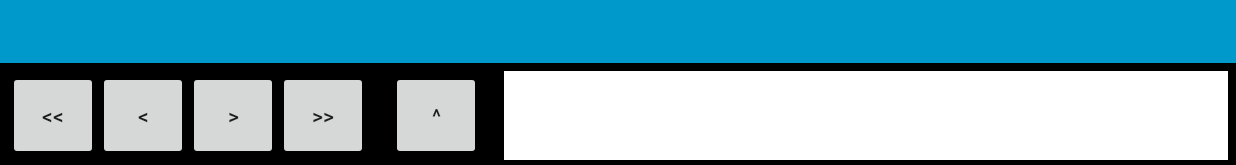
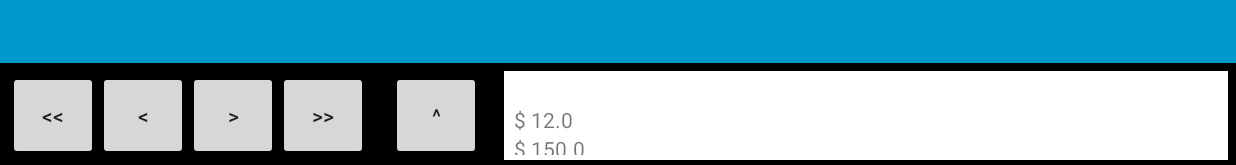
Before and after one commit to capivaraec/poker-replayer, an Android app: the screen it shows after launch (MainActivity), on a phone screen of 824 x 412 dp (held sideways). Shown: the part 450-615 px from the top of the screen. Run offline under Robolectric (Android 15) with nearby library versions, the phone set to English and light mode, and no system bars.

Commit message:
Animação de flip para as informações da mão

```diff
--- a/app/src/main/java/com/capivaraec/pokerreplayer/MainActivity.java
+++ b/app/src/main/java/com/capivaraec/pokerreplayer/MainActivity.java
@@ -3,18 +3,23 @@ package com.capivaraec.pokerreplayer;
 import android.annotation.SuppressLint;
 import android.app.Activity;
 import android.app.Dialog;
+import android.app.Fragment;
+import android.app.FragmentManager;
 import android.content.Intent;
 import android.support.v7.app.ActionBar;
 import android.support.v7.app.AppCompatActivity;
 import android.os.Bundle;
 import android.os.Handler;
 import android.view.Gravity;
+import android.view.LayoutInflater;
 import android.view.MotionEvent;
 import android.view.View;
+import android.view.ViewGroup;
 import android.view.WindowManager;
 import android.widget.Button;
 import android.widget.LinearLayout;
 
+import com.capivaraec.pokerreplayer.components.HandInfo;
 import com.capivaraec.pokerreplayer.components.Player;
 import com.capivaraec.pokerreplayer.filebrowser.FileBrowserActivity;
 import com.dropbox.chooser.android.DbxChooser;
@@ -23,13 +28,16 @@ import com.dropbox.chooser.android.DbxChooser;
  * An example full-screen activity that shows and hides the system UI (i.e.
  * status bar and navigation/system bar) with user interaction.
  */
-public class MainActivity extends AppCompatActivity {
+public class MainActivity extends AppCompatActivity implements FragmentManager.OnBackStackChangedListener {
 
     public static final String PREFS_NAME = "preferences";
     private static final String FILE_PATH = "file_path";
     private static final int DBX_CHOOSER_REQUEST = 0;
     private DbxChooser mChooser;
     private Dialog mBottomSheetDialog;
+    private boolean mShowingBack;
+    private Handler mHandler = new Handler();
+    private static HandInfo handInfo;
 
     private Player[] players;
 
@@ -42,6 +50,22 @@ public class MainActivity extends AppCompatActivity {
         setBottomSheet();
 
         setPlayers();
+
+        handInfo = (HandInfo) findViewById(R.id.hand_info);
+
+        if (savedInstanceState == null) {
+            // If there is no saved instance state, add a fragment representing the
+            // front of the card to this activity. If there is saved instance state,
+            // this fragment will have already been added to the activity.
+            getFragmentManager()
+                    .beginTransaction()
+                    .add(R.id.container, new CardFrontFragment())
+                    .commit();
+        } else {
+            mShowingBack = (getFragmentManager().getBackStackEntryCount() > 0);
+        }
+
+        getFragmentManager().addOnBackStackChangedListener(this);
     }
 
     private void setBottomSheet() {
@@ -98,4 +122,87 @@ public class MainActivity extends AppCompatActivity {
             super.onActivityResult(requestCode, resultCode, data);
         }
     }
+
+    public void flipCard(View v) {
+        if (mShowingBack) {
+            getFragmentManager().popBackStack();
+            return;
+        }
+
+        // Flip to the back.
+
+        mShowingBack = true;
+
+        // Create and commit a new fragment transaction that adds the fragment for the back of
+        // the card, uses custom animations, and is part of the fragment manager's back stack.
+
+        getFragmentManager()
+                .beginTransaction()
+
+                        // Replace the default fragment animations with animator resources representing
+                        // rotations when switching to the back of the card, as well as animator
+                        // resources representing rotations when flipping back to the front (e.g. when
+                        // the system Back button is pressed).
+                .setCustomAnimations(
+                        R.anim.card_flip_right_in, R.anim.card_flip_right_out,
+                        R.anim.card_flip_left_in, R.anim.card_flip_left_out)
+
+                        // Replace any fragments currently in the container view with a fragment
+                        // representing the next page (indicated by the just-incremented currentPage
+                        // variable).
+                .replace(R.id.container, new CardBackFragment())
+
+                        // Add this transaction to the back stack, allowing users to press Back
+                        // to get to the front of the card.
+                .addToBackStack(null)
+
+                        // Commit the transaction.
+                .commit();
+
+        // Defer an invalidation of the options menu (on modern devices, the action bar). This
+        // can't be done immediately because the transaction may not yet be committed. Commits
+        // are asynchronous in that they are posted to the main thread's message loop.
+        mHandler.post(new Runnable() {
+            @Override
+            public void run() {
+                invalidateOptionsMenu();
+            }
+        });
+    }
+
+    /**
+     * A fragment representing the front of the card.
+     */
+    public static class CardFrontFragment extends Fragment {
+        public CardFrontFragment() {
+        }
+
+        @Override
+        public View onCreateView(LayoutInflater inflater, ViewGroup container,
+                                 Bundle savedInstanceState) {
+            return inflater.inflate(R.layout.fragment_card_front, container, false);
+        }
+    }
+
+    /**
+     * A fragment representing the back of the card.
+     */
+    public static class CardBackFragment extends Fragment {
+        public CardBackFragment() {
+        }
+
+        @Override
+        public View onCreateView(LayoutInflater inflater, ViewGroup container,
+                                 Bundle savedInstanceState) {
+            return inflater.inflate(R.layout.fragment_card_back, container, false);
+        }
+    }
+
+    @Override
+    public void onBackStackChanged() {
+        mShowingBack = (getFragmentManager().getBackStackEntryCount() > 0);
+
+        // When the back stack changes, invalidate the options menu (action bar).
+        invalidateOptionsMenu();
+    }
 }
--- a/app/src/main/java/com/capivaraec/pokerreplayer/components/HandInfo.java
+++ b/app/src/main/java/com/capivaraec/pokerreplayer/components/HandInfo.java
@@ -27,6 +27,9 @@ public class HandInfo extends LinearLayout {
         tvBlinds = (TextView) findViewById(R.id.tv_blinds);
         tvPot = (TextView) findViewById(R.id.tv_pot);
         tvPotOdds = (TextView) findViewById(R.id.tv_pot_odds);
+
+        setPot(12);
+        setPotOdds(150);
     }
 
     public void setBlinds(String blinds) {
--- /dev/null
+++ b/app/src/main/res/anim/card_flip_left_in.xml
@@ -0,0 +1,24 @@
+<set xmlns:android="http://schemas.android.com/apk/res/android">
+    <!-- Before rotating, immediately set the alpha to 0. -->
+    <objectAnimator
+        android:valueFrom="1.0"
+        android:valueTo="0.0"
+        android:propertyName="alpha"
+        android:duration="0" />
+
+    <!-- Rotate. -->
+    <objectAnimator
+        android:valueFrom="-180"
+        android:valueTo="0"
+        android:propertyName="rotationY"
+        android:interpolator="@android:interpolator/accelerate_decelerate"
+        android:duration="300" />
+
+    <!-- Half-way through the rotation (see startOffset), set the alpha to 1. -->
+    <objectAnimator
+        android:valueFrom="0.0"
+        android:valueTo="1.0"
+        android:propertyName="alpha"
+        android:startOffset="150"
+        android:duration="1" />
+</set>
--- /dev/null
+++ b/app/src/main/res/anim/card_flip_left_out.xml
@@ -0,0 +1,17 @@
+<set xmlns:android="http://schemas.android.com/apk/res/android">
+    <!-- Rotate. -->
+    <objectAnimator
+        android:valueFrom="0"
+        android:valueTo="180"
+        android:propertyName="rotationY"
+        android:interpolator="@android:interpolator/accelerate_decelerate"
+        android:duration="300" />
+
+    <!-- Half-way through the rotation (see startOffset), set the alpha to 0. -->
+    <objectAnimator
+        android:valueFrom="1.0"
+        android:valueTo="0.0"
+        android:propertyName="alpha"
+        android:startOffset="150"
+        android:duration="1" />
+</set>
--- /dev/null
+++ b/app/src/main/res/anim/card_flip_right_in.xml
@@ -0,0 +1,24 @@
+<set xmlns:android="http://schemas.android.com/apk/res/android">
+    <!-- Before rotating, immediately set the alpha to 0. -->
+    <objectAnimator
+        android:valueFrom="1.0"
+        android:valueTo="0.0"
+        android:propertyName="alpha"
+        android:duration="0" />
+
+    <!-- Rotate. -->
+    <objectAnimator
+        android:valueFrom="180"
+        android:valueTo="0"
+        android:propertyName="rotationY"
+        android:interpolator="@android:interpolator/accelerate_decelerate"
+        android:duration="300" />
+
+    <!-- Half-way through the rotation (see startOffset), set the alpha to 1. -->
+    <objectAnimator
+        android:valueFrom="0.0"
+        android:valueTo="1.0"
+        android:propertyName="alpha"
+        android:startOffset="150"
+        android:duration="1" />
+</set>
--- /dev/null
+++ b/app/src/main/res/anim/card_flip_right_out.xml
@@ -0,0 +1,17 @@
+<set xmlns:android="http://schemas.android.com/apk/res/android">
+    <!-- Rotate. -->
+    <objectAnimator
+        android:valueFrom="0"
+        android:valueTo="-180"
+        android:propertyName="rotationY"
+        android:interpolator="@android:interpolator/accelerate_decelerate"
+        android:duration="300" />
+
+    <!-- Half-way through the rotation (see startOffset), set the alpha to 0. -->
+    <objectAnimator
+        android:valueFrom="1.0"
+        android:valueTo="0.0"
+        android:propertyName="alpha"
+        android:startOffset="150"
+        android:duration="1" />
+</set>
--- a/app/src/main/res/layout/activity_main.xml
+++ b/app/src/main/res/layout/activity_main.xml
@@ -37,9 +37,12 @@
             android:layout_marginRight="@dimen/button_margin"
             android:text="^"
             android:onClick="openBottomSheet"/>
-        <com.capivaraec.pokerreplayer.components.HandInfo
-            android:layout_width="fill_parent"
-            android:layout_height="fill_parent"/>
+        <FrameLayout xmlns:android="http://schemas.android.com/apk/res/android"
+            android:id="@+id/container"
+            android:layout_width="match_parent"
+            android:layout_height="match_parent"
+            android:background="#fff"
+            android:onClick="flipCard"/>
     </LinearLayout>
 
     <RelativeLayout
--- /dev/null
+++ b/app/src/main/res/layout/fragment_card_back.xml
@@ -0,0 +1,4 @@
+<com.capivaraec.pokerreplayer.components.HandInfo xmlns:android="http://schemas.android.com/apk/res/android"
+    android:layout_width="fill_parent"
+    android:layout_height="fill_parent"
+    android:id="@+id/hand_info"/>
--- /dev/null
+++ b/app/src/main/res/layout/fragment_card_front.xml
@@ -0,0 +1,4 @@
+<com.capivaraec.pokerreplayer.components.HandInfo xmlns:android="http://schemas.android.com/apk/res/android"
+    android:layout_width="fill_parent"
+    android:layout_height="fill_parent"
+    android:id="@+id/hand_info"/>
--- a/app/src/main/res/layout/hand_info.xml
+++ b/app/src/main/res/layout/hand_info.xml
@@ -13,7 +13,7 @@
 
         <TextView
             android:layout_width="wrap_content"
-            android:layout_height="wrap_content" />
+            android:layout_height="wrap_content"/>
 
         <TextView
             android:id="@+id/tv_blinds"
```
